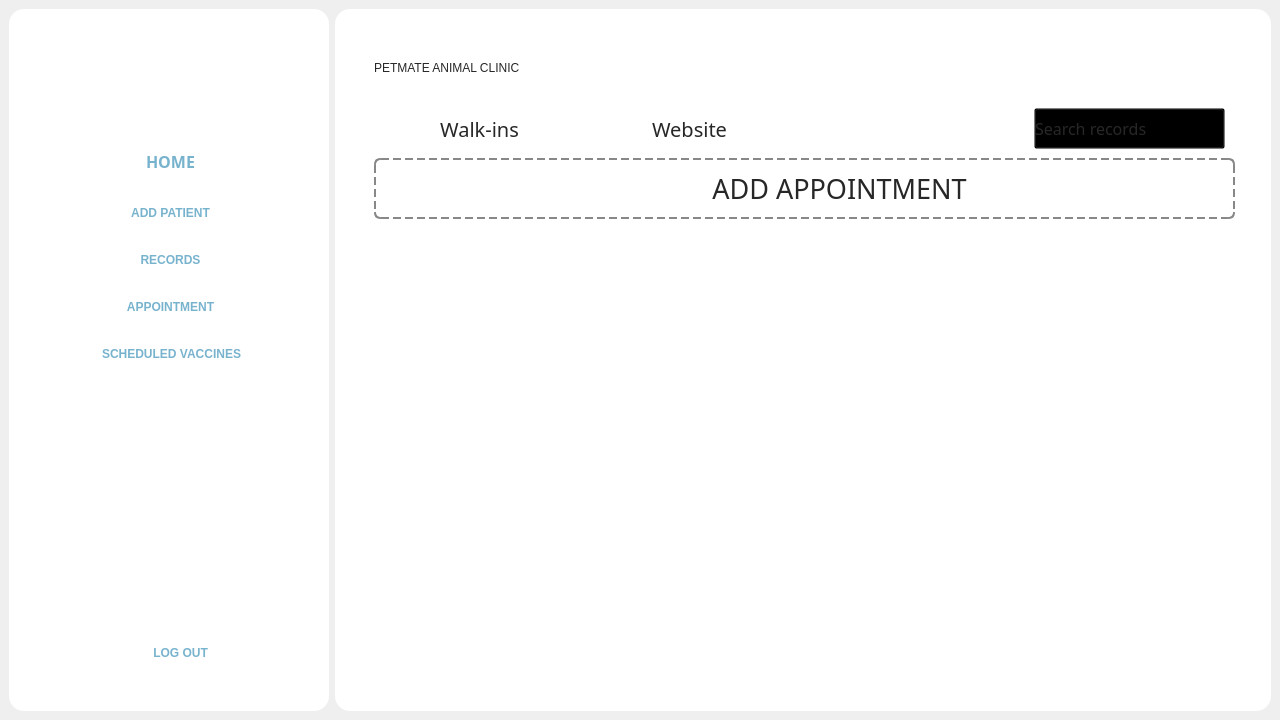
This is Frontend/Home.ui in rmmln/Petmate-Desktop-Application as Qt 5 draws it before an edit. The edited form follows.
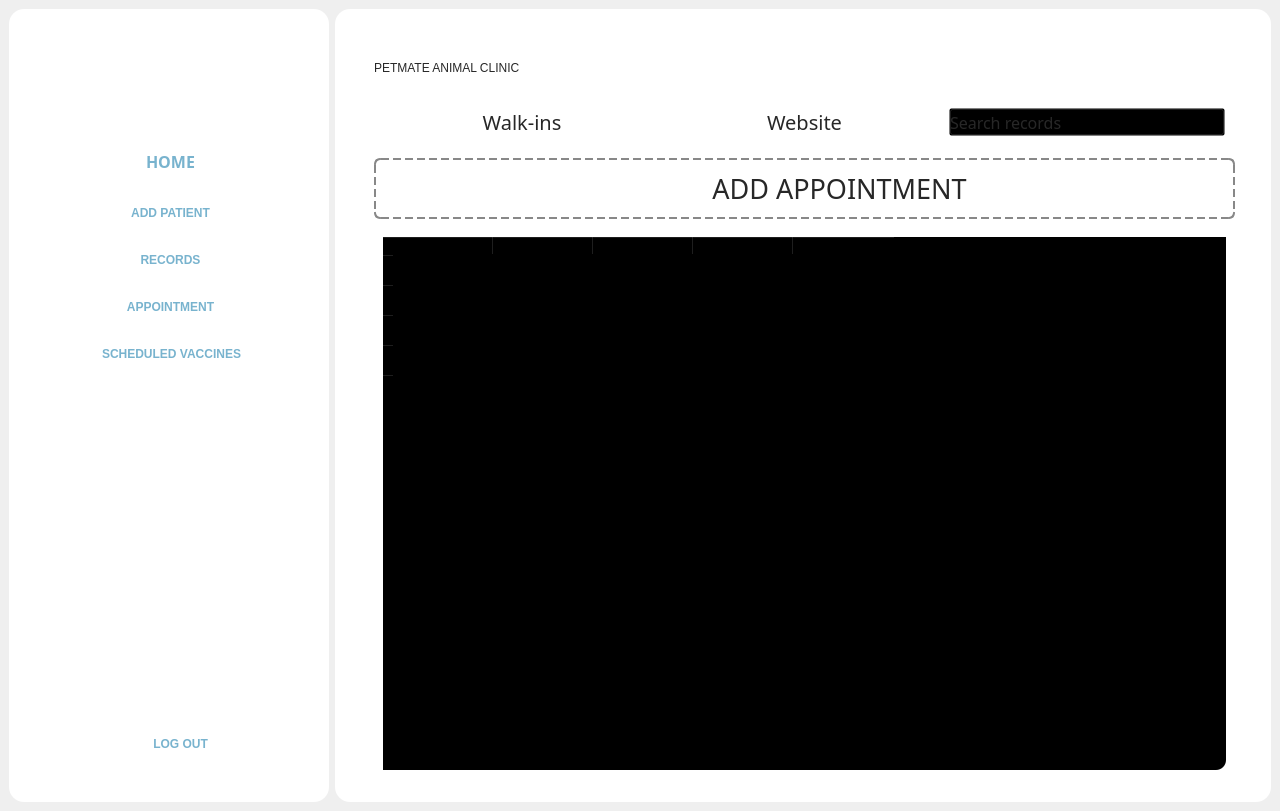
This is the edited form. Icons and pictures are not drawn.

The edit to the form file:
```diff
--- a/Frontend/Home.ui
+++ b/Frontend/Home.ui
@@ -7,7 +7,7 @@
     <x>0</x>
     <y>0</y>
     <width>1280</width>
-    <height>720</height>
+    <height>811</height>
    </rect>
   </property>
   <property name="sizePolicy">
@@ -55,8 +55,8 @@
 }
 </string>
    </property>
-   <layout class="QHBoxLayout" name="horizontalLayout_3">
-    <item>
+   <layout class="QGridLayout" name="gridLayout_2">
+    <item row="0" column="0">
      <widget class="QFrame" name="sideNav">
       <property name="enabled">
        <bool>true</bool>
@@ -549,7 +549,7 @@
       </layout>
      </widget>
     </item>
-    <item>
+    <item row="0" column="1">
      <widget class="QFrame" name="MainContent">
       <property name="sizePolicy">
        <sizepolicy hsizetype="Expanding" vsizetype="Preferred">
@@ -567,15 +567,9 @@
       <property name="frameShape">
        <enum>QFrame::Shape::NoFrame</enum>
       </property>
+      <layout class="QHBoxLayout" name="horizontalLayout_8">
+       <item>
       <widget class="QStackedWidget" name="stackedWidget">
-       <property name="geometry">
-        <rect>
-         <x>9</x>
-         <y>9</y>
-         <width>921</width>
-         <height>681</height>
-        </rect>
-       </property>
        <property name="styleSheet">
         <string notr="true">QStackedWidget{
 	background:transparent;
@@ -1861,7 +1855,7 @@
            <x>30</x>
            <y>80</y>
            <width>861</width>
-           <height>61</height>
+             <height>48</height>
           </rect>
          </property>
          <property name="styleSheet">
@@ -1873,15 +1867,9 @@
          <property name="frameShadow">
           <enum>QFrame::Shadow::Raised</enum>
          </property>
+           <layout class="QGridLayout" name="gridLayout_7">
+            <item row="0" column="0">
          <widget class="QLabel" name="label_25">
-          <property name="geometry">
-           <rect>
-            <x>0</x>
-            <y>10</y>
-            <width>211</width>
-            <height>41</height>
-           </rect>
-          </property>
           <property name="styleSheet">
            <string notr="true">
 QLabel {
@@ -1902,15 +1890,32 @@
            <set>Qt::AlignmentFlag::AlignCenter</set>
           </property>
          </widget>
+            </item>
+            <item row="0" column="1">
+             <widget class="QLabel" name="label_26">
+              <property name="styleSheet">
+               <string notr="true">
+QLabel {
+    background-color: transparent;
+	color: #272727;
+	font: 20px montserrat;
+}
+QLabel:hover {
+    background-color: #FCD597;
+	border-radius: 10px;
+}
+</string>
+              </property>
+              <property name="text">
+               <string>Website</string>
+              </property>
+              <property name="alignment">
+               <set>Qt::AlignmentFlag::AlignCenter</set>
+              </property>
+             </widget>
+            </item>
+            <item row="0" column="2">
          <widget class="QPushButton" name="pushButton">
-          <property name="geometry">
-           <rect>
-            <x>660</x>
-            <y>10</y>
-            <width>191</width>
-            <height>41</height>
-           </rect>
-          </property>
           <property name="styleSheet">
            <string notr="true">font: 16px Montserrat;
 color: #272727;
@@ -1920,35 +1925,8 @@
            <string>Search records</string>
           </property>
          </widget>
-         <widget class="QLabel" name="label_26">
-          <property name="geometry">
-           <rect>
-            <x>210</x>
-            <y>10</y>
-            <width>211</width>
-            <height>41</height>
-           </rect>
-          </property>
-          <property name="styleSheet">
-           <string notr="true">
-QLabel {
-    background-color: transparent;
-	color: #272727;
-	font: 20px montserrat;
-}
-QLabel:hover {
-    background-color: #FCD597;
-	border-radius: 10px;
-}
-</string>
-          </property>
-          <property name="text">
-           <string>Website</string>
-          </property>
-          <property name="alignment">
-           <set>Qt::AlignmentFlag::AlignCenter</set>
-          </property>
-         </widget>
+            </item>
+           </layout>
         </widget>
         <widget class="QFrame" name="frame_5">
          <property name="geometry">
@@ -2118,14 +2096,12 @@
            <x>30</x>
            <y>210</y>
            <width>861</width>
-           <height>461</height>
+             <height>551</height>
           </rect>
          </property>
          <property name="styleSheet">
-          <string notr="true">border: 10px;
-border-color: black;
-border-radius: 10px;
-background-color: white;</string>
+            <string notr="true">background-color: white;
+border-radius: 10px;</string>
          </property>
          <property name="frameShape">
           <enum>QFrame::Shape::StyledPanel</enum>
@@ -2133,7 +2109,33 @@
          <property name="frameShadow">
           <enum>QFrame::Shadow::Raised</enum>
          </property>
-        </widget>
+           <layout class="QGridLayout" name="gridLayout_6">
+            <item row="0" column="0">
+             <widget class="QTableWidget" name="tableWidget">
+              <property name="styleSheet">
+               <string notr="true">background-color: blalck;</string>
+              </property>
+              <property name="rowCount">
+               <number>5</number>
+              </property>
+              <property name="columnCount">
+               <number>5</number>
+              </property>
+              <row/>
+              <row/>
+              <row/>
+              <row/>
+              <row/>
+              <column/>
+              <column/>
+              <column/>
+              <column/>
+              <column/>
+             </widget>
+            </item>
+           </layout>
+          </widget>
+          <zorder>dropShadow</zorder>
         <zorder>frame_4</zorder>
         <zorder>frame_6</zorder>
         <zorder>dropShadow</zorder>
@@ -2162,6 +2164,8 @@
         </layout>
        </widget>
       </widget>
+       </item>
+      </layout>
      </widget>
     </item>
    </layout>
```
Left out of the diff: 1 changed line with no effect on the pictures. Lines whose indentation alone changed are shown as unchanged.
